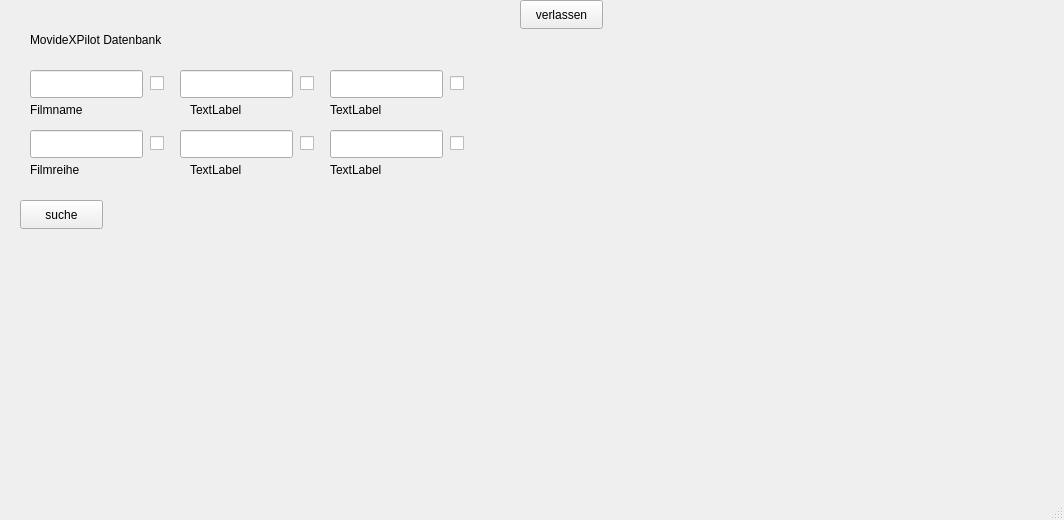
Qt form filmdatebank3/mainwindow.ui (carlos1234532/Filmdatenbank) before a commit.
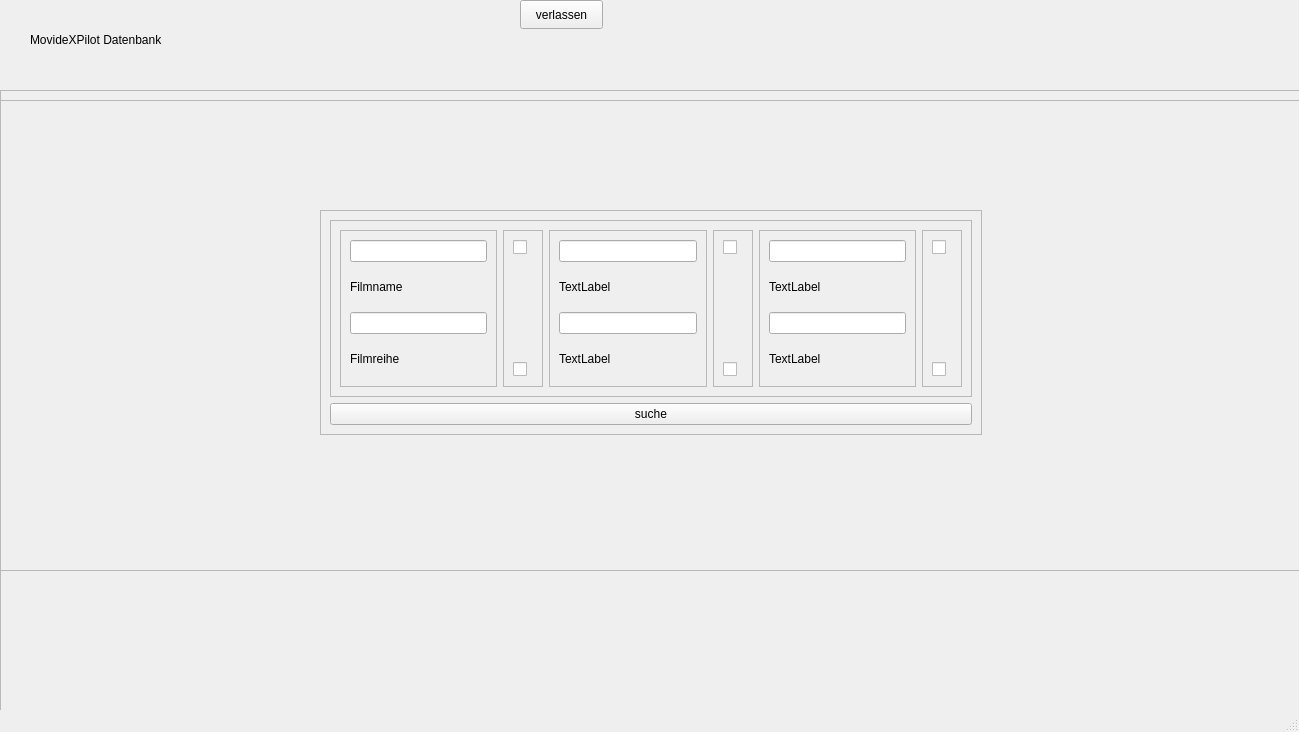
The same form after that commit.

Commit message: filmcover collage als hauptfenster.jpg

```diff
--- a/filmdatebank3/mainwindow.ui
+++ b/filmdatebank3/mainwindow.ui
@@ -6,8 +6,8 @@
    <rect>
     <x>0</x>
     <y>0</y>
-    <width>1064</width>
-    <height>520</height>
+    <width>1299</width>
+    <height>732</height>
    </rect>
   </property>
   <property name="windowTitle">
@@ -27,209 +27,6 @@
      <string>MovideXPilot Datenbank</string>
     </property>
    </widget>
-   <widget class="QLineEdit" name="FilmInputLine">
-    <property name="geometry">
-     <rect>
-      <x>30</x>
-      <y>70</y>
-      <width>113</width>
-      <height>28</height>
-     </rect>
-    </property>
-   </widget>
-   <widget class="QLineEdit" name="FilmreiheInputLine">
-    <property name="geometry">
-     <rect>
-      <x>30</x>
-      <y>130</y>
-      <width>113</width>
-      <height>28</height>
-     </rect>
-    </property>
-   </widget>
-   <widget class="QLineEdit" name="lineEdit_3">
-    <property name="geometry">
-     <rect>
-      <x>180</x>
-      <y>70</y>
-      <width>113</width>
-      <height>28</height>
-     </rect>
-    </property>
-   </widget>
-   <widget class="QLineEdit" name="lineEdit_4">
-    <property name="geometry">
-     <rect>
-      <x>180</x>
-      <y>130</y>
-      <width>113</width>
-      <height>28</height>
-     </rect>
-    </property>
-   </widget>
-   <widget class="QLineEdit" name="lineEdit_5">
-    <property name="geometry">
-     <rect>
-      <x>330</x>
-      <y>70</y>
-      <width>113</width>
-      <height>28</height>
-     </rect>
-    </property>
-   </widget>
-   <widget class="QLineEdit" name="lineEdit_6">
-    <property name="geometry">
-     <rect>
-      <x>330</x>
-      <y>130</y>
-      <width>113</width>
-      <height>28</height>
-     </rect>
-    </property>
-   </widget>
-   <widget class="QCheckBox" name="FilmCheckBox">
-    <property name="geometry">
-     <rect>
-      <x>150</x>
-      <y>70</y>
-      <width>21</width>
-      <height>26</height>
-     </rect>
-    </property>
-    <property name="text">
-     <string/>
-    </property>
-   </widget>
-   <widget class="QCheckBox" name="checkBox_3">
-    <property name="geometry">
-     <rect>
-      <x>300</x>
-      <y>70</y>
-      <width>21</width>
-      <height>26</height>
-     </rect>
-    </property>
-    <property name="text">
-     <string/>
-    </property>
-   </widget>
-   <widget class="QCheckBox" name="checkBox_4">
-    <property name="geometry">
-     <rect>
-      <x>300</x>
-      <y>130</y>
-      <width>21</width>
-      <height>26</height>
-     </rect>
-    </property>
-    <property name="text">
-     <string/>
-    </property>
-   </widget>
-   <widget class="QCheckBox" name="checkBox_5">
-    <property name="geometry">
-     <rect>
-      <x>450</x>
-      <y>70</y>
-      <width>21</width>
-      <height>26</height>
-     </rect>
-    </property>
-    <property name="text">
-     <string/>
-    </property>
-   </widget>
-   <widget class="QCheckBox" name="checkBox_6">
-    <property name="geometry">
-     <rect>
-      <x>450</x>
-      <y>130</y>
-      <width>21</width>
-      <height>26</height>
-     </rect>
-    </property>
-    <property name="text">
-     <string/>
-    </property>
-   </widget>
-   <widget class="QLabel" name="label_2">
-    <property name="geometry">
-     <rect>
-      <x>30</x>
-      <y>100</y>
-      <width>71</width>
-      <height>20</height>
-     </rect>
-    </property>
-    <property name="text">
-     <string>Filmname</string>
-    </property>
-   </widget>
-   <widget class="QLabel" name="label_3">
-    <property name="geometry">
-     <rect>
-      <x>190</x>
-      <y>100</y>
-      <width>63</width>
-      <height>20</height>
-     </rect>
-    </property>
-    <property name="text">
-     <string>TextLabel</string>
-    </property>
-   </widget>
-   <widget class="QLabel" name="label_4">
-    <property name="geometry">
-     <rect>
-      <x>330</x>
-      <y>100</y>
-      <width>63</width>
-      <height>20</height>
-     </rect>
-    </property>
-    <property name="text">
-     <string>TextLabel</string>
-    </property>
-   </widget>
-   <widget class="QLabel" name="label_5">
-    <property name="geometry">
-     <rect>
-      <x>30</x>
-      <y>160</y>
-      <width>63</width>
-      <height>20</height>
-     </rect>
-    </property>
-    <property name="text">
-     <string>Filmreihe</string>
-    </property>
-   </widget>
-   <widget class="QLabel" name="label_6">
-    <property name="geometry">
-     <rect>
-      <x>190</x>
-      <y>160</y>
-      <width>63</width>
-      <height>20</height>
-     </rect>
-    </property>
-    <property name="text">
-     <string>TextLabel</string>
-    </property>
-   </widget>
-   <widget class="QLabel" name="label_7">
-    <property name="geometry">
-     <rect>
-      <x>330</x>
-      <y>160</y>
-      <width>63</width>
-      <height>20</height>
-     </rect>
-    </property>
-    <property name="text">
-     <string>TextLabel</string>
-    </property>
-   </widget>
    <widget class="QPushButton" name="verlassenButton">
     <property name="geometry">
      <rect>
@@ -243,56 +40,314 @@
      <string>verlassen</string>
     </property>
    </widget>
-   <widget class="QPushButton" name="sucheButton">
-    <property name="geometry">
-     <rect>
-      <x>20</x>
-      <y>200</y>
-      <width>83</width>
-      <height>29</height>
-     </rect>
-    </property>
-    <property name="text">
-     <string>suche</string>
-    </property>
-   </widget>
    <widget class="QLabel" name="Output">
     <property name="geometry">
      <rect>
-      <x>40</x>
-      <y>250</y>
+      <x>-10</x>
+      <y>470</y>
       <width>561</width>
       <height>211</height>
      </rect>
     </property>
+    <property name="maximumSize">
+     <size>
+      <width>561</width>
+      <height>16777215</height>
+     </size>
+    </property>
     <property name="text">
      <string/>
     </property>
    </widget>
-   <widget class="QCheckBox" name="FilmreiheCheckbox">
+   <widget class="QFrame" name="frame_8">
     <property name="geometry">
      <rect>
-      <x>150</x>
-      <y>130</y>
-      <width>21</width>
-      <height>26</height>
+      <x>320</x>
+      <y>210</y>
+      <width>662</width>
+      <height>225</height>
      </rect>
     </property>
-    <property name="text">
-     <string/>
+    <property name="frameShape">
+     <enum>QFrame::StyledPanel</enum>
     </property>
+    <property name="frameShadow">
+     <enum>QFrame::Raised</enum>
+    </property>
+    <layout class="QVBoxLayout" name="verticalLayout_7">
+     <item>
+      <widget class="QFrame" name="frame_4">
+       <property name="frameShape">
+        <enum>QFrame::StyledPanel</enum>
+       </property>
+       <property name="frameShadow">
+        <enum>QFrame::Raised</enum>
+       </property>
+       <layout class="QHBoxLayout" name="horizontalLayout">
+        <item>
+         <widget class="QFrame" name="frame">
+          <property name="frameShape">
+           <enum>QFrame::StyledPanel</enum>
+          </property>
+          <property name="frameShadow">
+           <enum>QFrame::Raised</enum>
+          </property>
+          <layout class="QVBoxLayout" name="verticalLayout">
+           <item>
+            <widget class="QLineEdit" name="FilmInputLine"/>
+           </item>
+           <item>
+            <widget class="QLabel" name="label_2">
+             <property name="text">
+              <string>Filmname</string>
+             </property>
+            </widget>
+           </item>
+           <item>
+            <widget class="QLineEdit" name="FilmreiheInputLine"/>
+           </item>
+           <item>
+            <widget class="QLabel" name="label_5">
+             <property name="text">
+              <string>Filmreihe</string>
+             </property>
+            </widget>
+           </item>
+          </layout>
+         </widget>
+        </item>
+        <item>
+         <widget class="QFrame" name="frame_7">
+          <property name="frameShape">
+           <enum>QFrame::StyledPanel</enum>
+          </property>
+          <property name="frameShadow">
+           <enum>QFrame::Raised</enum>
+          </property>
+          <layout class="QVBoxLayout" name="verticalLayout_6">
+           <item>
+            <widget class="QCheckBox" name="checkBox_5">
+             <property name="text">
+              <string/>
+             </property>
+            </widget>
+           </item>
+           <item>
+            <spacer name="verticalSpacer_3">
+             <property name="orientation">
+              <enum>Qt::Vertical</enum>
+             </property>
+             <property name="sizeHint" stdset="0">
+              <size>
+               <width>20</width>
+               <height>40</height>
+              </size>
+             </property>
+            </spacer>
+           </item>
+           <item>
+            <widget class="QCheckBox" name="checkBox_6">
+             <property name="text">
+              <string/>
+             </property>
+            </widget>
+           </item>
+          </layout>
+         </widget>
+        </item>
+        <item>
+         <widget class="QFrame" name="frame_3">
+          <property name="frameShape">
+           <enum>QFrame::StyledPanel</enum>
+          </property>
+          <property name="frameShadow">
+           <enum>QFrame::Raised</enum>
+          </property>
+          <layout class="QVBoxLayout" name="verticalLayout_3">
+           <item>
+            <widget class="QLineEdit" name="lineEdit_3"/>
+           </item>
+           <item>
+            <widget class="QLabel" name="label_3">
+             <property name="text">
+              <string>TextLabel</string>
+             </property>
+            </widget>
+           </item>
+           <item>
+            <widget class="QLineEdit" name="lineEdit_4"/>
+           </item>
+           <item>
+            <widget class="QLabel" name="label_6">
+             <property name="text">
+              <string>TextLabel</string>
+             </property>
+            </widget>
+           </item>
+          </layout>
+         </widget>
+        </item>
+        <item>
+         <widget class="QFrame" name="frame_6">
+          <property name="frameShape">
+           <enum>QFrame::StyledPanel</enum>
+          </property>
+          <property name="frameShadow">
+           <enum>QFrame::Raised</enum>
+          </property>
+          <layout class="QVBoxLayout" name="verticalLayout_5">
+           <item>
+            <widget class="QCheckBox" name="checkBox_3">
+             <property name="text">
+              <string/>
+             </property>
+            </widget>
+           </item>
+           <item>
+            <spacer name="verticalSpacer_2">
+             <property name="orientation">
+              <enum>Qt::Vertical</enum>
+             </property>
+             <property name="sizeHint" stdset="0">
+              <size>
+               <width>20</width>
+               <height>40</height>
+              </size>
+             </property>
+            </spacer>
+           </item>
+           <item>
+            <widget class="QCheckBox" name="checkBox_4">
+             <property name="text">
+              <string/>
+             </property>
+            </widget>
+           </item>
+          </layout>
+         </widget>
+        </item>
+        <item>
+         <widget class="QFrame" name="frame_5">
+          <property name="frameShape">
+           <enum>QFrame::StyledPanel</enum>
+          </property>
+          <property name="frameShadow">
+           <enum>QFrame::Raised</enum>
+          </property>
+          <layout class="QVBoxLayout" name="verticalLayout_4">
+           <item>
+            <widget class="QLineEdit" name="lineEdit_5"/>
+           </item>
+           <item>
+            <widget class="QLabel" name="label_4">
+             <property name="text">
+              <string>TextLabel</string>
+             </property>
+            </widget>
+           </item>
+           <item>
+            <widget class="QLineEdit" name="lineEdit_6"/>
+           </item>
+           <item>
+            <widget class="QLabel" name="label_7">
+             <property name="text">
+              <string>TextLabel</string>
+             </property>
+            </widget>
+           </item>
+          </layout>
+         </widget>
+        </item>
+        <item>
+         <widget class="QFrame" name="frame_2">
+          <property name="frameShape">
+           <enum>QFrame::StyledPanel</enum>
+          </property>
+          <property name="frameShadow">
+           <enum>QFrame::Raised</enum>
+          </property>
+          <layout class="QVBoxLayout" name="verticalLayout_2">
+           <item>
+            <widget class="QCheckBox" name="FilmCheckBox">
+             <property name="text">
+              <string/>
+             </property>
+            </widget>
+           </item>
+           <item>
+            <spacer name="verticalSpacer">
+             <property name="orientation">
+              <enum>Qt::Vertical</enum>
+             </property>
+             <property name="sizeHint" stdset="0">
+              <size>
+               <width>20</width>
+               <height>40</height>
+              </size>
+             </property>
+            </spacer>
+           </item>
+           <item>
+            <widget class="QCheckBox" name="FilmreiheCheckbox">
+             <property name="text">
+              <string/>
+             </property>
+            </widget>
+           </item>
+          </layout>
+         </widget>
+        </item>
+       </layout>
+      </widget>
+     </item>
+     <item>
+      <widget class="QPushButton" name="sucheButton">
+       <property name="text">
+        <string>suche</string>
+       </property>
+      </widget>
+     </item>
+    </layout>
    </widget>
-   <widget class="QLabel" name="mainpicture">
+   <widget class="QFrame" name="frame_9">
+    <property name="geometry">
+     <rect>
+      <x>0</x>
+      <y>90</y>
+      <width>1301</width>
+      <height>481</height>
+     </rect>
+    </property>
+    <property name="frameShape">
+     <enum>QFrame::StyledPanel</enum>
+    </property>
+    <property name="frameShadow">
+     <enum>QFrame::Raised</enum>
+    </property>
+    <layout class="QVBoxLayout" name="verticalLayout_8">
+     <item>
+      <widget class="QLabel" name="mainpicture">
+       <property name="text">
+        <string/>
+       </property>
+      </widget>
+     </item>
+    </layout>
+   </widget>
+   <widget class="QFrame" name="frame_10">
     <property name="geometry">
      <rect>
       <x>0</x>
       <y>100</y>
-      <width>681</width>
-      <height>381</height>
+      <width>1301</width>
+      <height>611</height>
      </rect>
     </property>
-    <property name="text">
-     <string/>
+    <property name="frameShape">
+     <enum>QFrame::StyledPanel</enum>
+    </property>
+    <property name="frameShadow">
+     <enum>QFrame::Raised</enum>
     </property>
    </widget>
    <zorder>mainpicture</zorder>
```
Left out of the diff: 25 changed lines with no effect on the pictures. The commit also changes 1 other file.
